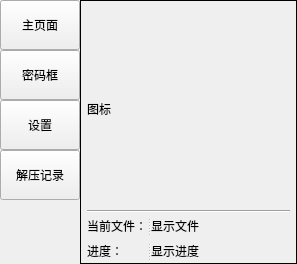
The window that ui_v2 原文件.ui (PPJUST/OnlyUnzip) describes before a commit, drawn with Qt 5.
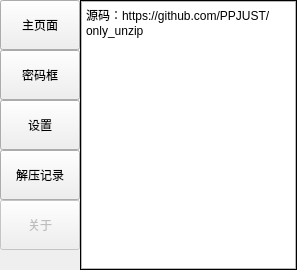
The same window after the commit. The open tabs and pages were chosen to show the change.

Commit message: 完成全部功能（套娃压缩包除外），新增历史记录功能。

Diff of the .ui file:
```diff
--- a/ui_v2 原文件.ui
+++ b/ui_v2 原文件.ui
@@ -7,7 +7,7 @@
     <x>0</x>
     <y>0</y>
     <width>292</width>
-    <height>264</height>
+    <height>270</height>
    </rect>
   </property>
   <property name="windowTitle">
@@ -126,6 +126,32 @@
        <property name="text">
         <string>解压记录</string>
        </property>
+       <attribute name="buttonGroup">
+        <string notr="true">buttonGroup</string>
+       </attribute>
+      </widget>
+      <widget class="QPushButton" name="button_page_history_4">
+       <property name="enabled">
+        <bool>false</bool>
+       </property>
+       <property name="minimumSize">
+        <size>
+         <width>0</width>
+         <height>50</height>
+        </size>
+       </property>
+       <property name="maximumSize">
+        <size>
+         <width>16777215</width>
+         <height>16777215</height>
+        </size>
+       </property>
+       <property name="text">
+        <string>关于</string>
+       </property>
+       <attribute name="buttonGroup">
+        <string notr="true">buttonGroup</string>
+       </attribute>
       </widget>
      </widget>
     </item>
@@ -363,7 +389,38 @@
          <number>0</number>
         </property>
         <item>
-         <widget class="QTreeWidget" name="treeWidget"/>
+         <widget class="QListWidget" name="listWidget_history">
+          <property name="wordWrap">
+           <bool>true</bool>
+          </property>
+         </widget>
+        </item>
+       </layout>
+      </widget>
+      <widget class="QWidget" name="page_5">
+       <layout class="QVBoxLayout" name="verticalLayout_5">
+        <property name="leftMargin">
+         <number>0</number>
+        </property>
+        <property name="topMargin">
+         <number>0</number>
+        </property>
+        <property name="rightMargin">
+         <number>0</number>
+        </property>
+        <property name="bottomMargin">
+         <number>0</number>
+        </property>
+        <item>
+         <widget class="QTextBrowser" name="textBrowser">
+          <property name="html">
+           <string>&lt;!DOCTYPE HTML PUBLIC &quot;-//W3C//DTD HTML 4.0//EN&quot; &quot;http://www.w3.org/TR/REC-html40/strict.dtd&quot;&gt;
+&lt;html&gt;&lt;head&gt;&lt;meta name=&quot;qrichtext&quot; content=&quot;1&quot; /&gt;&lt;style type=&quot;text/css&quot;&gt;
+p, li { white-space: pre-wrap; }
+&lt;/style&gt;&lt;/head&gt;&lt;body style=&quot; font-family:'SimSun'; font-size:9pt; font-weight:400; font-style:normal;&quot;&gt;
+&lt;p style=&quot; margin-top:0px; margin-bottom:0px; margin-left:0px; margin-right:0px; -qt-block-indent:0; text-indent:0px;&quot;&gt;源码：https://github.com/PPJUST/only_unzip&lt;/p&gt;&lt;/body&gt;&lt;/html&gt;</string>
+          </property>
+         </widget>
         </item>
        </layout>
       </widget>
```
Left out of the diff: 11 changed lines with no effect on the pictures. The commit also changes 2 other files.
